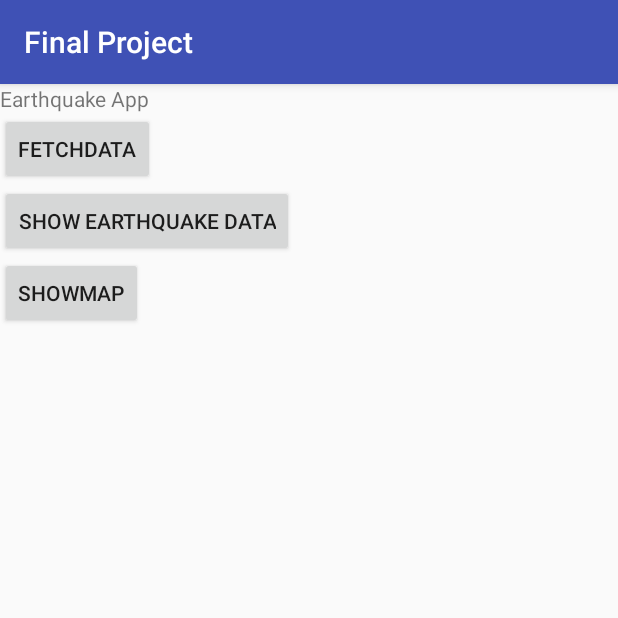
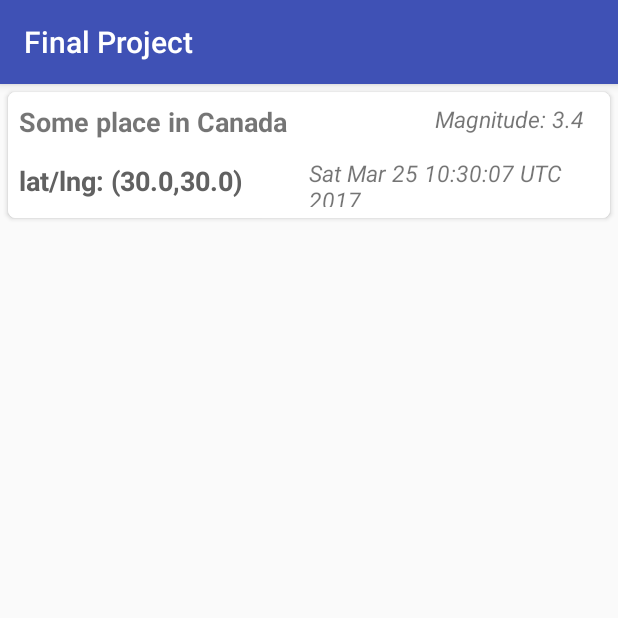
Before and after one commit to vanisletechguy/earthquakeAppAndroid, an Android app: the screen it shows after launch (MainActivity), after a tap on "SHOW EARTHQUAKE DATA", on a phone screen of 412 x 824 dp, the top half of it. Run offline under Robolectric (Android 15) with nearby library versions, the phone set to English and light mode, and no system bars.

Commit message:
quake list fragment

```diff
--- a/app/build.gradle
+++ b/app/build.gradle
@@ -32,5 +32,7 @@ dependencies {
     compile 'com.google.android.gms:play-services-maps:10.2.0'
     compile 'com.google.android.gms:play-services-location:10.2.0'
     compile 'com.android.support:support-v4:25.3.0'
+    compile 'com.android.support:recyclerview-v7:25.3.0'
+    compile 'com.android.support:cardview-v7:25.3.0'
     testCompile 'junit:junit:4.12'
 }
--- a/app/src/main/java/com/mikeaubie/finalproject/Activities/MainActivity.java
+++ b/app/src/main/java/com/mikeaubie/finalproject/Activities/MainActivity.java
@@ -8,6 +8,7 @@ import android.os.Bundle;
 import android.view.View;
 import android.widget.Toast;
 
+import com.mikeaubie.finalproject.Fragments.QuakeListFragment;
 import com.mikeaubie.finalproject.Fragments.WelcomeFragment;
 import com.mikeaubie.finalproject.Models.EarthQuake;
 import com.mikeaubie.finalproject.Models.EarthQuakes;
@@ -40,6 +41,10 @@ public class MainActivity extends AppCompatActivity {
 
   public void showData(View v) {
 
+    QuakeListFragment quakeListFragment = new QuakeListFragment();
+    FragmentTransaction ft = getSupportFragmentManager().beginTransaction();
+    ft.replace(R.id.flContainer, quakeListFragment);
+    ft.commit();
   }
 
   public void showMap(View v) {
--- /dev/null
+++ b/app/src/main/java/com/mikeaubie/finalproject/Adapters/QuakeAdapter.java
@@ -0,0 +1,84 @@
+package com.mikeaubie.finalproject.Adapters;
+
+import android.content.Context;
+import android.support.v7.widget.RecyclerView;
+import android.view.LayoutInflater;
+import android.view.View;
+import android.view.ViewGroup;
+import android.widget.TextView;
+
+import com.mikeaubie.finalproject.Models.EarthQuake;
+import com.mikeaubie.finalproject.R;
+
+import java.util.List;
+
+/**
+ * Created by Family on 3/24/2017.
+ */
+
+public class QuakeAdapter extends
+        RecyclerView.Adapter<QuakeAdapter.MyViewHolder> {
+  private List<EarthQuake> mData;
+  private LayoutInflater mInflater;
+  private Context context;
+
+  public QuakeAdapter(List<EarthQuake> mData, Context context) {
+    this.mData = mData;
+    this.context = context;
+    mInflater = LayoutInflater.from(context);
+  }
+
+  @Override
+  public MyViewHolder onCreateViewHolder(ViewGroup parent, int viewType) {
+    View view = mInflater.inflate(R.layout.quake_item, parent, false);
+    MyViewHolder holder = new MyViewHolder(view);
+    return holder;
+  }
+
+
+  @Override
+  public int getItemCount() {
+    return mData.size();
+  }
+
+  @Override
+  public void onBindViewHolder(final MyViewHolder holder, final int position) {
+    final EarthQuake currentQuake = mData.get(position);
+    holder.setData(currentQuake, position);
+  }
+
+  class MyViewHolder extends RecyclerView.ViewHolder
+          implements View.OnClickListener {
+
+    TextView description, location, magnitude, date;
+    int position;
+    EarthQuake current;
+    private View container;
+
+    public MyViewHolder(View itemView) {
+      super(itemView);
+      description = (TextView) itemView.findViewById(R.id.tvDescription);
+      location = (TextView) itemView.findViewById(R.id.tvCoords);
+      magnitude = (TextView) itemView.findViewById(R.id.tvMagnitude);
+      date = (TextView) itemView.findViewById(R.id.tvDate);
+    }
+
+    public void setData(EarthQuake currentObj, int position) {
+
+      this.description.setText(currentObj.getLocationDescription());
+      this.location.setText(currentObj.getLocation().toString());
+      this.magnitude.setText("Magnitude: " + currentObj.getMagnitude().toString());
+      this.date.setText(currentObj.getDate().toString());
+      this.current = currentObj;
+    }
+
+    public void setListeners() {
+    }
+
+    @Override
+    public void onClick(View v) {
+    }
+  }
+
+
+}
--- /dev/null
+++ b/app/src/main/java/com/mikeaubie/finalproject/Fragments/QuakeListFragment.java
@@ -0,0 +1,54 @@
+package com.mikeaubie.finalproject.Fragments;
+
+
+import android.os.Bundle;
+import android.support.v4.app.Fragment;
+import android.support.v7.widget.DefaultItemAnimator;
+import android.support.v7.widget.LinearLayoutManager;
+import android.support.v7.widget.RecyclerView;
+import android.view.LayoutInflater;
+import android.view.View;
+import android.view.ViewGroup;
+
+import com.mikeaubie.finalproject.Adapters.QuakeAdapter;
+import com.mikeaubie.finalproject.Models.EarthQuake;
+import com.mikeaubie.finalproject.Models.EarthQuakes;
+import com.mikeaubie.finalproject.R;
+
+import java.util.ArrayList;
+
+/**
+ * A simple {@link Fragment} subclass.
+ */
+public class QuakeListFragment extends Fragment {
+
+  private QuakeAdapter quakeAdapter = null;
+
+  public QuakeListFragment() {
+    // Required empty public constructor
+  }
+
+
+  @Override
+  public View onCreateView(LayoutInflater inflater, ViewGroup container,
+                           Bundle savedInstanceState) {
+    // Inflate the layout for this fragment
+    View view = inflater.inflate(R.layout.fragment_quake_list, container, false);
+
+    setupRecyclerView(view);
+    return view;
+  }
+
+  private void setupRecyclerView(View v) {
+    RecyclerView recyclerView = (RecyclerView)
+            v.findViewById(R.id.recyclerView);
+    //MainActivity.mData = User.sortByBirthday(MainActivity.mData);
+    quakeAdapter = new QuakeAdapter((ArrayList) EarthQuakes.mEarthQuakeList, getContext());
+    recyclerView.setAdapter(quakeAdapter);
+    LinearLayoutManager mLinearLayoutManagerVertical =
+            new LinearLayoutManager(getContext());
+    mLinearLayoutManagerVertical.setOrientation(LinearLayoutManager.VERTICAL);
+    recyclerView.setLayoutManager(mLinearLayoutManagerVertical);
+    recyclerView.setItemAnimator(new DefaultItemAnimator());
+  }
+}
--- a/app/src/main/java/com/mikeaubie/finalproject/Models/EarthQuakes.java
+++ b/app/src/main/java/com/mikeaubie/finalproject/Models/EarthQuakes.java
@@ -10,14 +10,15 @@ import java.util.Date;
  */
 
 public class EarthQuakes {
-  public static ArrayList<EarthQuake> mEarthQuakeList;
+  public static ArrayList<EarthQuake> mEarthQuakeList = new ArrayList<>();
 
 
   public EarthQuakes() {
   }
 
   public static void generateQuakes() {
-    mEarthQuakeList = new ArrayList<>();
+
+    if(mEarthQuakeList.isEmpty())mEarthQuakeList = new ArrayList<>();
     LatLng newCoord = new LatLng(30, 30);
     Date date = new Date();
     int localTimeUTCOffset = -10800;
--- /dev/null
+++ b/app/src/main/res/layout/fragment_quake_list.xml
@@ -0,0 +1,13 @@
+<FrameLayout xmlns:android="http://schemas.android.com/apk/res/android"
+             xmlns:tools="http://schemas.android.com/tools"
+             android:layout_width="match_parent"
+             android:layout_height="match_parent"
+             tools:context="com.mikeaubie.finalproject.Fragments.QuakeListFragment">
+
+    <!-- TODO: Update blank fragment layout -->
+    <android.support.v7.widget.RecyclerView
+        android:id="@+id/recyclerView"
+        android:layout_width="match_parent"
+        android:layout_height="match_parent"/>
+
+</FrameLayout>
--- /dev/null
+++ b/app/src/main/res/layout/quake_item.xml
@@ -0,0 +1,97 @@
+<?xml version="1.0" encoding="utf-8"?>
+<android.support.v7.widget.CardView
+xmlns:android="http://schemas.android.com/apk/res/android"
+xmlns:card_view="http://schemas.android.com/apk/res-auto"
+xmlns:app="http://schemas.android.com/tools"
+android:id="@+id/cont_item_root"
+android:layout_width="match_parent"
+android:layout_height="wrap_content"
+android:layout_marginLeft="5dp"
+android:layout_marginRight="5dp"
+android:layout_marginTop="5dp"
+card_view:cardCornerRadius="5dp">
+
+<LinearLayout
+    android:layout_width="match_parent"
+    android:layout_height="84dp"
+    android:background="@android:color/white"
+    android:orientation="horizontal">
+
+    <LinearLayout
+        android:layout_width="0dp"
+        android:layout_height="match_parent"
+        android:layout_weight="1"
+        android:orientation="horizontal">
+        <LinearLayout
+            android:layout_width="wrap_content"
+            android:layout_height="wrap_content"
+            android:orientation="vertical"
+            >
+
+            <TextView
+                android:id="@+id/tvDescription"
+                android:layout_width="wrap_content"
+                android:layout_height="wrap_content"
+                android:layout_margin="7dp"
+                android:text="47KM North of Vancouver"
+                android:textSize="18sp"
+                android:textStyle="bold"
+                app:bootstrapBrand="primary"
+                app:bootstrapHeading="h4"
+                />
+
+            <TextView
+                android:id="@+id/tvCoords"
+                android:layout_width="wrap_content"
+                android:layout_height="wrap_content"
+                android:layout_margin="7dp"
+                android:text=" GPS: 46.776, 49.765"
+                android:textColor="#616161"
+                android:textSize="18sp"
+                android:textStyle="bold"
+                app:bootstrapBrand="primary"
+                app:bootstrapHeading="h4"
+                app:roundedCorners="false"
+                />
+        </LinearLayout>
+
+
+        <LinearLayout
+            android:layout_width="0dp"
+            android:layout_height="match_parent"
+            android:layout_marginRight="10dp"
+            android:layout_weight="1"
+            android:gravity="right"
+            android:orientation="vertical">
+
+            <TextView
+                android:id="@+id/tvMagnitude"
+                android:layout_width="wrap_content"
+                android:layout_height="wrap_content"
+                android:layout_margin="7dp"
+                android:text="Magnitude 3.8"
+                android:textSize="15sp"
+                android:textStyle="italic"
+                app:bootstrapBrand="primary"
+                app:bootstrapHeading="h4"
+                app:roundedCorners="false"
+                />
+
+            <TextView
+                android:id="@+id/tvDate"
+                android:layout_width="wrap_content"
+                android:layout_height="wrap_content"
+                android:layout_margin="7dp"
+                android:text="01/01/2010 14:35"
+                android:textSize="15sp"
+                android:textStyle="italic"
+                app:bootstrapBrand="primary"
+                app:bootstrapHeading="h4"
+                app:roundedCorners="false"
+                />
+        </LinearLayout>
+    </LinearLayout>
+
+</LinearLayout>
+
+</android.support.v7.widget.CardView>
```
